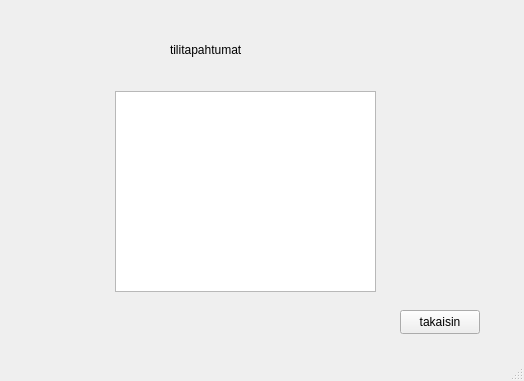
Before: the Qt Designer form frontend/mainwindow.ui in matiasKoo/BankSim_2023, drawn with Qt 5.
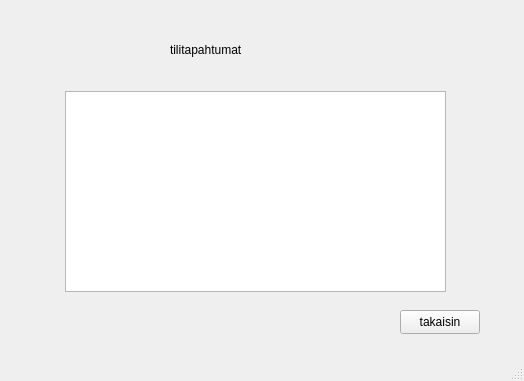
After: the same form once the commit is applied. The open tabs and pages were chosen to show the change.

What changed in the file:
```diff
--- a/frontend/mainwindow.ui
+++ b/frontend/mainwindow.ui
@@ -212,12 +212,12 @@
      </widget>
     </widget>
     <widget class="QWidget" name="tiliTapahtumatPage">
-     <widget class="QListWidget" name="listWidget">
+     <widget class="QListView" name="listView">
       <property name="geometry">
        <rect>
-        <x>115</x>
+        <x>65</x>
         <y>91</y>
-        <width>261</width>
+        <width>381</width>
         <height>201</height>
        </rect>
       </property>
```
Left out of the diff: 4 changed lines with no effect on the pictures.
